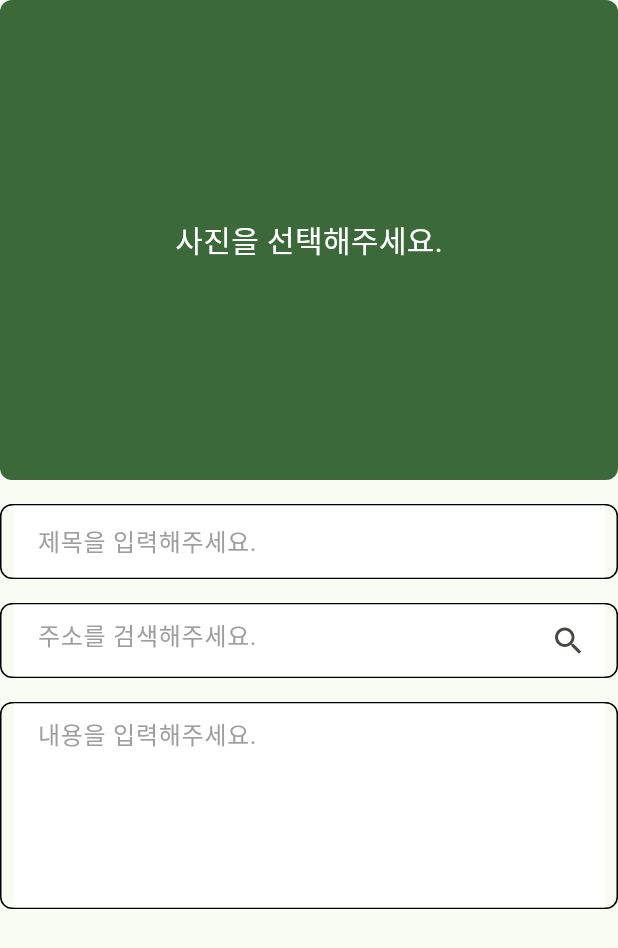
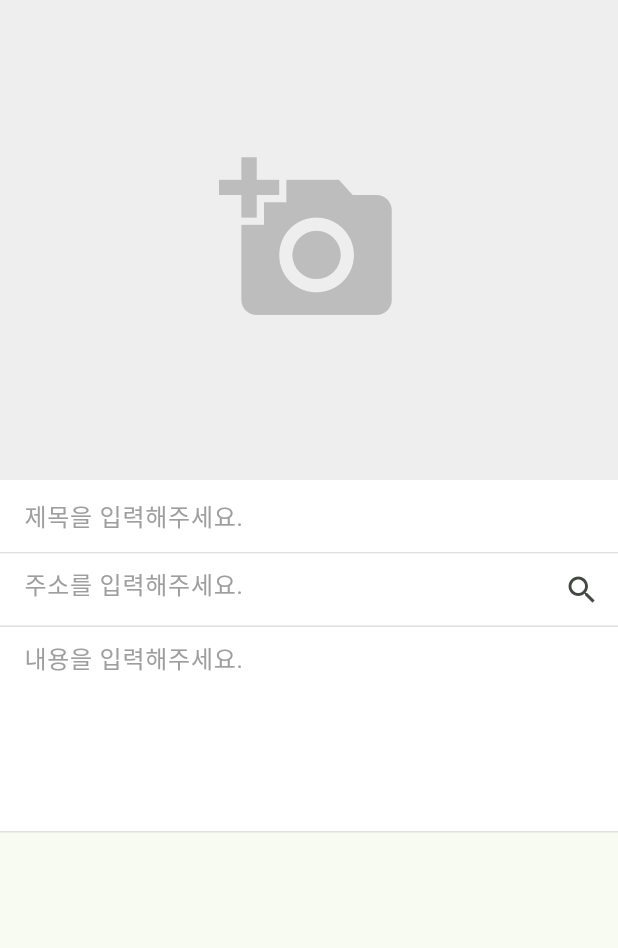
Before and after one commit to Nokchamat/maptravel, a Flutter app: the PlaceWidget widget shown alone on an empty page, opened directly, on a phone screen of 412 x 824 dp. Shown: the top 948 px of the screen. Run offline on Flutter 3.47's test engine with Material 3 defaults, Android fonts, the phone set to English and light mode, and no system bars; our stand-ins replace flutter_secure_storage, google_fonts, google_maps_flutter, image_picker; accounts and stored records are empty; network calls fail.

Commit message:
### WriteAddress - 디자인 변경

```diff
--- a/lib/write/w_place.dart
+++ b/lib/write/w_place.dart
@@ -49,19 +49,17 @@ class _PlaceWidgetState extends State<PlaceWidget> {
           },
           child: Container(
             key: UniqueKey(),
+            color: Colors.grey[200],
             width: double.infinity,
             height: 320,
-            decoration: BoxDecoration(
-              color: Theme.of(context).colorScheme.primary,
-              borderRadius: BorderRadius.circular(8),
-            ),
             child: Padding(
               padding: const EdgeInsets.all(8),
               child: Center(
                 child: widget.selectedImages.isEmpty
-                    ? const Text(
-                        '사진을 선택해주세요.',
-                        style: TextStyle(color: Colors.white),
+                    ? Icon(
+                        Icons.add_a_photo,
+                        size: 120,
+                        color: Colors.grey[400],
                       )
                     : SingleChildScrollView(
                         scrollDirection: Axis.horizontal,
@@ -78,18 +76,7 @@ class _PlaceWidgetState extends State<PlaceWidget> {
             ),
           ),
         ),
-        const SizedBox(height: 16),
-        Container(
-          decoration: BoxDecoration(
-            border: Border.all(
-              color: Colors.black,
-              width: 1.0,
-            ),
-            borderRadius: BorderRadius.circular(8.0),
-          ),
-          child: Padding(
-            padding: const EdgeInsets.symmetric(horizontal: 8.0),
-            child: TextField(
+        TextField(
           controller: widget.subjectController,
           maxLines: 1,
           decoration: const InputDecoration(
@@ -97,24 +84,16 @@ class _PlaceWidgetState extends State<PlaceWidget> {
             hintText: '제목을 입력해주세요.',
           ),
         ),
+        Container(
+          color: Colors.grey.shade300,
+          height: 1,
         ),
-        ),
-        const SizedBox(height: 16.0),
-        Container(
-          decoration: BoxDecoration(
-            border: Border.all(
-              color: Colors.black,
-              width: 1.0,
-            ),
-            borderRadius: BorderRadius.circular(8.0),
-          ),
-          child: Padding(
-            padding: const EdgeInsets.symmetric(horizontal: 8.0),
-            child: TextField(
-              keyboardType: TextInputType.text,
+        TextField(
+          controller: widget.addressController,
+          maxLines: 1,
           decoration: InputDecoration(
-                hintText: '주소를 검색해주세요.',
             border: InputBorder.none,
+            hintText: '주소를 입력해주세요.',
             suffixIcon: Padding(
               padding: const EdgeInsets.only(left: 12),
               child: IconButton(
@@ -124,20 +103,11 @@ class _PlaceWidgetState extends State<PlaceWidget> {
             ),
           ),
         ),
+        Container(
+          color: Colors.grey.shade300,
+          height: 1,
         ),
-        ),
-        const SizedBox(height: 16.0),
-        Container(
-          decoration: BoxDecoration(
-            border: Border.all(
-              color: Colors.black,
-              width: 1.0,
-            ),
-            borderRadius: BorderRadius.circular(8.0),
-          ),
-          child: Padding(
-            padding: const EdgeInsets.symmetric(horizontal: 8.0),
-            child: TextField(
+        TextField(
           controller: widget.contentController,
           maxLines: 5,
           decoration: const InputDecoration(
@@ -145,9 +115,10 @@ class _PlaceWidgetState extends State<PlaceWidget> {
             hintText: '내용을 입력해주세요.',
           ),
         ),
+        Container(
+          color: Colors.grey.shade300,
+          height: 1,
         ),
-        ),
-        const SizedBox(height: 32.0),
       ],
     );
   }
```
Also changed, not shown: lib/main.dart (+1 -12 lines), lib/s_main_page.dart (+18 -2 lines), lib/write/f_write.dart (+156 -54 lines), lib/write/w_place_image.dart (+4 -7 lines), lib/write/w_small_button.dart (added, +31 -0 lines). Lines whose indentation alone changed are shown as unchanged.
